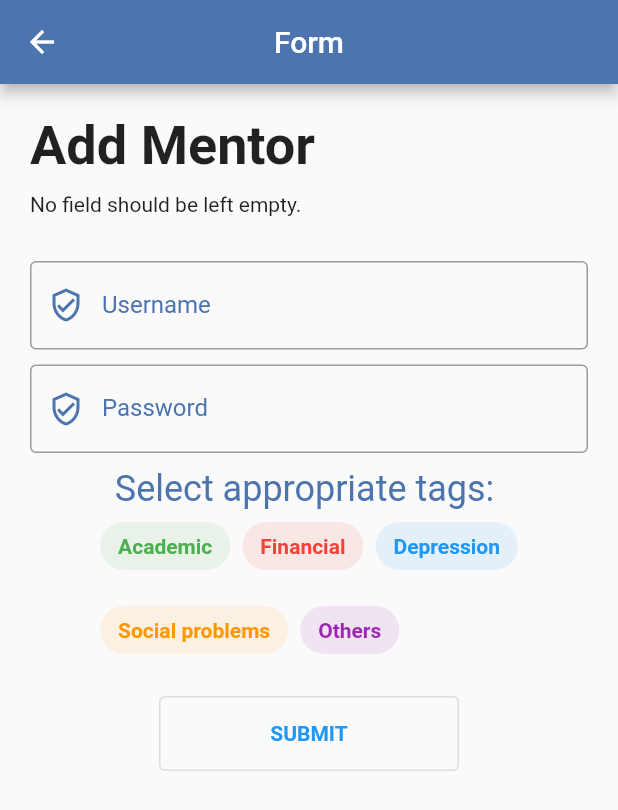
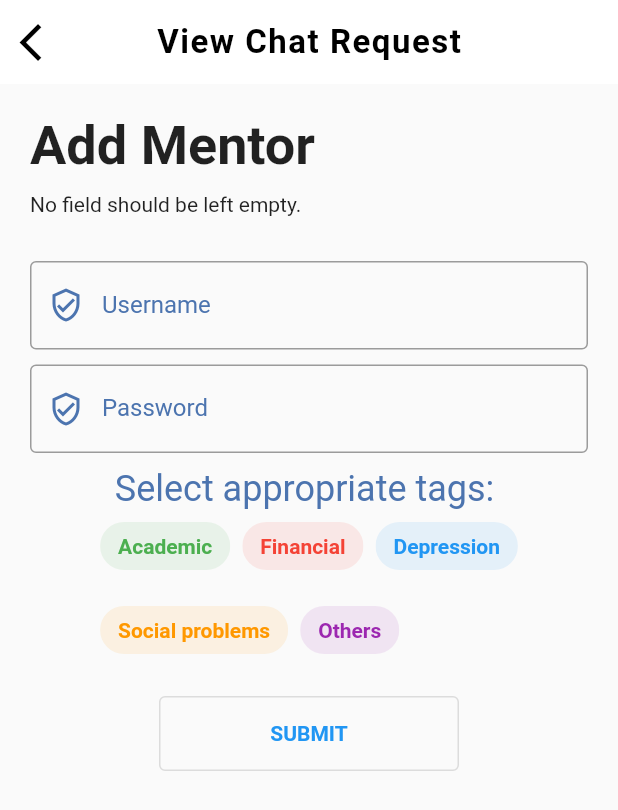
Before and after one commit to AfthabEK/NITCSupport, a Flutter app: the AdminDashboard screen opened directly, after a tap on "Add mentors", on a phone screen of 412 x 824 dp. Shown: the top 810 px of the screen. Run offline on Flutter 3.47's test engine with Material 2 defaults, Android fonts, the phone set to English and light mode, and no system bars; our stand-ins replace cloud_firestore, firebase_auth, firebase_core, google_fonts; missing offline and left inert: flutter_survey; accounts and stored records are empty.

```diff
--- a/lib/Add_mentor.dart
+++ b/lib/Add_mentor.dart
@@ -31,9 +31,32 @@ class _add_mentorsState extends State<add_mentors> {
   Widget build(BuildContext context) {
     return Scaffold(
         appBar: AppBar(
-          title: const Text("Form"),
+          backgroundColor: Colors.white,
+          title: Text(
+            "View Chat Request",
+            style: TextStyle(
+              color: Colors.black,
+              fontSize: 22,
+              fontWeight: FontWeight.w600,
+              letterSpacing: 1,
+            ),
+          ),
+          leading: IconButton(
+            onPressed: () {
+              Navigator.of(context).push(
+                MaterialPageRoute(
+                  builder: (context) => AdminDashboard(),
+                ),
+              );
+            },
+            icon: Icon(
+              Icons.arrow_back_ios,
+              color: Colors.black,
+              size: 30,
+            ),
+          ),
           centerTitle: true,
-          backgroundColor: Color.fromARGB(255, 76, 116, 175),
+          elevation: 0,
         ),
         body: Container(
           padding: EdgeInsets.all(20.0),
--- a/lib/view_questions.dart
+++ b/lib/view_questions.dart
@@ -21,7 +21,7 @@ class EditQuestionState extends State<EditQuestion> {
         child: Column(
           children: [
             Container(
-              height: MediaQuery.of(context).size.height * 0.1,
+              //height: MediaQuery.of(context).size.height * 0.1,
               child: Column(
                 mainAxisAlignment: MainAxisAlignment.spaceAround,
                 crossAxisAlignment: CrossAxisAlignment.center,
--- a/pubspec.yaml
+++ b/pubspec.yaml
@@ -28,6 +28,7 @@ environment:
 # the latest version available on pub.dev. To see which dependencies have newer
 # versions available, run `flutter pub outdated`.
 dependencies:
+  cloud_firestore: ^4.5.0
   cupertino_icons: ^1.0.2
   firebase_auth: ^4.4.0
   flutter:
```
Also changed, not shown: lib/admin_dashboard.dart (+8 -1 lines), lib/auth.dart (+65 -0 lines), lib/form.dart (+29 -0 lines), lib/login_mentor.dart (+19 -0 lines), lib/main.dart (+7 -1 lines), pubspec.lock, 3 other files.
